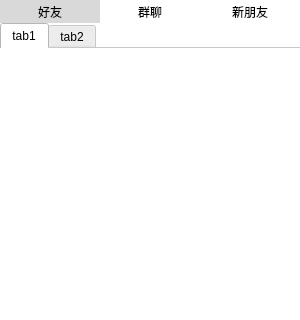
Qt form view/CotPWidget.ui (linhaojun857/cooper-im-client) before a commit; both pictures show x 0 to 300 and y 0 to 320 of the 300 by 474 pixel window.
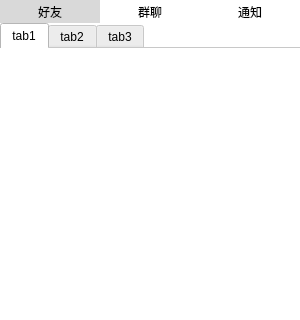
The same form after that commit.

Patch:
```diff
--- a/view/CotPWidget.ui
+++ b/view/CotPWidget.ui
@@ -48,6 +48,11 @@
      <string>tab2</string>
     </attribute>
    </widget>
+   <widget class="QWidget" name="tab3">
+    <attribute name="title">
+     <string>tab3</string>
+    </attribute>
+   </widget>
   </widget>
   <widget class="QPushButton" name="m_friendPushButton">
    <property name="geometry">
@@ -96,7 +101,7 @@
     <string notr="true">border: 0px;</string>
    </property>
    <property name="text">
-    <string>新朋友</string>
+    <string>通知</string>
    </property>
   </widget>
  </widget>
```
Left out of the diff: 2 changed lines with no effect on the pictures.
